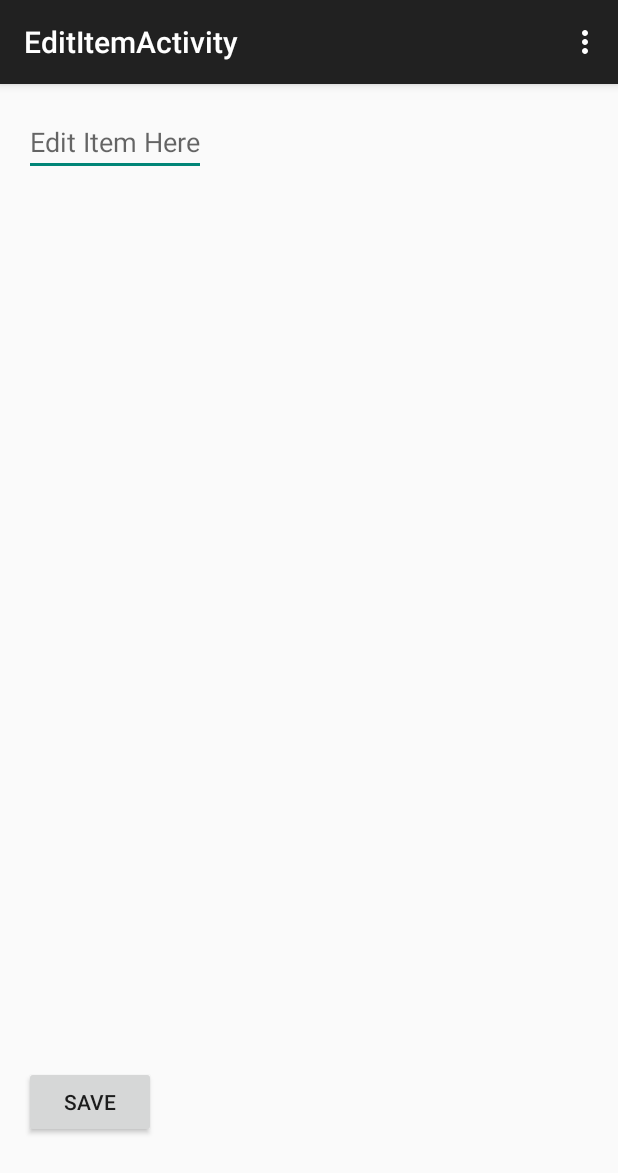
After one commit to didiimnida/todo, an Android app: the EditItemActivity screen opened directly, with no data from a screen before it, on a phone screen of 412 x 824 dp. The commit adds this screen. Shown: the top 1173 px of the screen. Run offline under Robolectric (Android 15) with nearby library versions, the phone set to English and light mode, and no system bars.

Commit message:
Successfully Edit Item.

```diff
--- a/app/src/main/AndroidManifest.xml
+++ b/app/src/main/AndroidManifest.xml
@@ -16,6 +16,10 @@
                 <category android:name="android.intent.category.LAUNCHER" />
             </intent-filter>
         </activity>
+        <activity
+            android:name=".EditItemActivity"
+            android:label="@string/title_activity_edit_item" >
+        </activity>
     </application>
 
 </manifest>
--- /dev/null
+++ b/app/src/main/java/dianahilton/com/todo/EditItemActivity.java
@@ -0,0 +1,63 @@
+package dianahilton.com.todo;
+
+import android.content.Intent;
+import android.os.Bundle;
+import android.support.v7.app.AppCompatActivity;
+import android.view.Menu;
+import android.view.MenuItem;
+import android.view.View;
+import android.widget.Button;
+import android.widget.EditText;
+
+public class EditItemActivity extends AppCompatActivity {
+
+    private final int RESULT_OK = 20;
+
+    @Override
+    protected void onCreate(Bundle savedInstanceState) {
+        super.onCreate(savedInstanceState);
+        setContentView(R.layout.activity_edit_item);
+        Intent intent = getIntent();
+        String todoItem = intent.getStringExtra("todoItem");
+        final int position = intent.getIntExtra("position", 0);
+
+        Button reEditButton = (Button) findViewById(R.id.reEditButton);
+        final EditText reEditText = (EditText) findViewById(R.id.reEditText);
+
+        reEditText.setText(todoItem);
+
+        reEditButton.setOnClickListener(new View.OnClickListener() {
+            @Override
+            public void onClick(View v) {
+                EditText reText = (EditText) findViewById(R.id.reEditText);
+                Intent data = new Intent();
+                data.putExtra("todoItem", reText.getText().toString());
+                data.putExtra("position", position);
+                setResult(RESULT_OK, data);
+                finish();
+            }
+        });
+    }
+
+    @Override
+    public boolean onCreateOptionsMenu(Menu menu) {
+        // Inflate the menu; this adds items to the action bar if it is present.
+        getMenuInflater().inflate(R.menu.menu_edit_item, menu);
+        return true;
+    }
+
+    @Override
+    public boolean onOptionsItemSelected(MenuItem item) {
+        // Handle action bar item clicks here. The action bar will
+        // automatically handle clicks on the Home/Up button, so long
+        // as you specify a parent activity in AndroidManifest.xml.
+        int id = item.getItemId();
+
+        //noinspection SimplifiableIfStatement
+        if (id == R.id.action_settings) {
+            return true;
+        }
+
+        return super.onOptionsItemSelected(item);
+    }
+}
--- /dev/null
+++ b/app/src/main/res/layout/activity_edit_item.xml
@@ -0,0 +1,29 @@
+<RelativeLayout xmlns:android="http://schemas.android.com/apk/res/android"
+                xmlns:tools="http://schemas.android.com/tools"
+                android:layout_width="match_parent"
+                android:layout_height="match_parent"
+                android:paddingLeft="@dimen/activity_horizontal_margin"
+                android:paddingRight="@dimen/activity_horizontal_margin"
+                android:paddingTop="@dimen/activity_vertical_margin"
+                android:paddingBottom="@dimen/activity_vertical_margin"
+                tools:context="dianahilton.com.todo.EditItemActivity">
+
+    <Button
+        android:layout_width="wrap_content"
+        android:layout_height="wrap_content"
+        android:text="@string/save"
+        android:id="@+id/reEditButton"
+        android:layout_alignParentBottom="true"
+        android:layout_alignParentLeft="true"
+        android:layout_alignParentStart="true"
+        android:layout_marginBottom="49dp"/>
+
+    <EditText
+        android:layout_width="wrap_content"
+        android:layout_height="wrap_content"
+        android:id="@+id/reEditText"
+        android:layout_alignParentTop="true"
+        android:layout_alignParentLeft="true"
+        android:layout_alignParentStart="true"
+        android:hint="@string/edit_item"/>
+</RelativeLayout>
--- /dev/null
+++ b/app/src/main/res/menu/menu_edit_item.xml
@@ -0,0 +1,9 @@
+<menu xmlns:android="http://schemas.android.com/apk/res/android"
+      xmlns:app="http://schemas.android.com/apk/res-auto"
+      xmlns:tools="http://schemas.android.com/tools"
+      tools:context="dianahilton.com.todo.EditItemActivity">
+    <item android:id="@+id/action_settings"
+          android:title="@string/action_settings"
+          android:orderInCategory="100"
+          app:showAsAction="never"/>
+</menu>
--- a/app/src/main/res/values/strings.xml
+++ b/app/src/main/res/values/strings.xml
@@ -5,4 +5,7 @@
     <string name="action_settings">Settings</string>
     <string name="add">Add</string>
     <string name="add_item">Add a new item...</string>
+    <string name="title_activity_edit_item">EditItemActivity</string>
+    <string name="save">Save</string>
+    <string name="edit_item">Edit Item Here</string>
 </resources>
```
Also changed, not shown: app/src/main/java/dianahilton/com/todo/MainActivity.java (+22 -0 lines).
